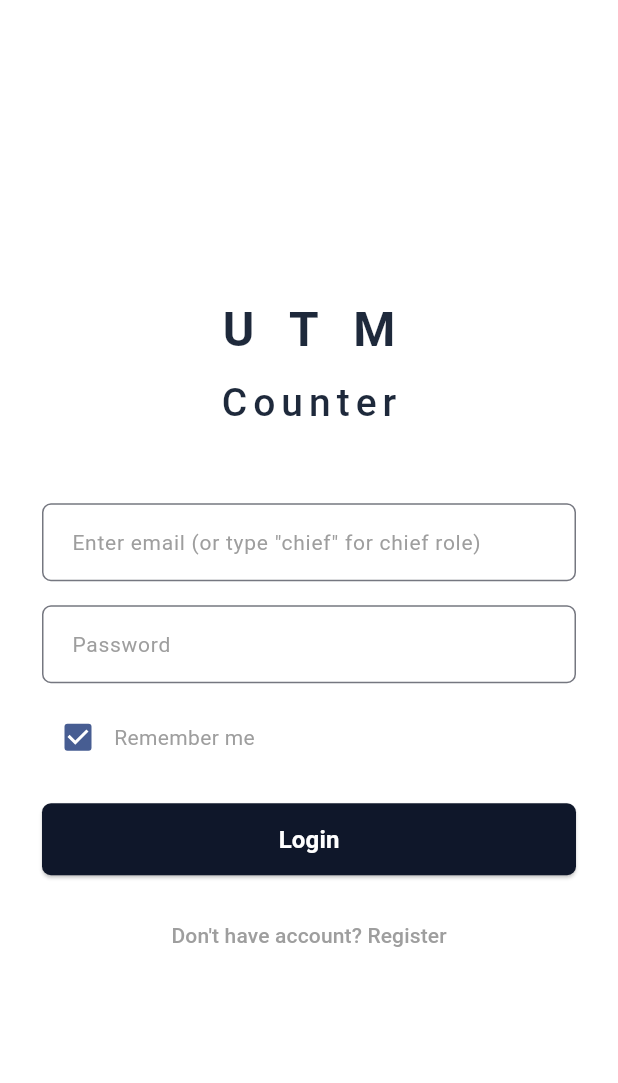
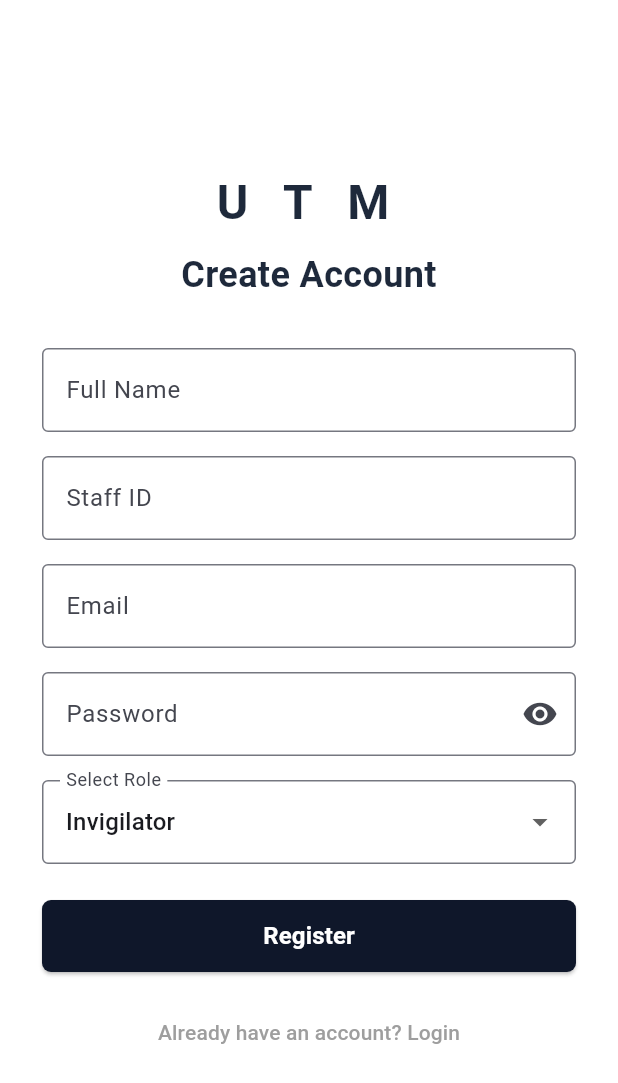
Before and after one commit to uchiha0bd/Project_Map, a Flutter app: the screen it shows after launch, after a tap on "Don't have account? Register", on a phone screen of 412 x 824 dp. Shown: the top 1083 px of the screen. Run offline on Flutter 3.47's test engine with Material 3 defaults, Android fonts, the phone set to English and light mode, and no system bars; our stand-ins replace cloud_firestore, firebase_auth, firebase_core; accounts and stored records are empty.

Commit message:
Implement staff registration feature

```diff
--- a/frontend/lib/views/login_view.dart
+++ b/frontend/lib/views/login_view.dart
@@ -2,6 +2,7 @@ import 'package:flutter/material.dart';
 import 'package:provider/provider.dart';
 import '../viewmodels/auth_viewmodel.dart';
 import 'role_router.dart';
+import 'registration_view.dart';
 
 class LoginView extends StatefulWidget {
   const LoginView({super.key});
@@ -148,8 +149,18 @@ class _LoginViewState extends State<LoginView> {
                 const SizedBox(height: 16),
 
                 TextButton(
-                  onPressed: () {},
-                  child: const Text("Don't have account? Register", style: TextStyle(color: Colors.grey)),
+                  onPressed: () {
+                    Navigator.push(
+                      context,
+                        MaterialPageRoute(
+                          builder: (_) => const RegistrationView(),
+                      ),
+                    );
+                  },
+                  child: const Text(
+                    "Don't have account? Register",
+                    style: TextStyle(color: Colors.grey),
+                  ),
                 ),
               ],
             ),
--- /dev/null
+++ b/frontend/lib/views/registration_view.dart
@@ -0,0 +1,283 @@
+
+import 'package:flutter/material.dart';
+import 'package:provider/provider.dart';
+import '../viewmodels/auth_viewmodel.dart';
+import 'role_router.dart';
+
+class RegistrationView extends StatefulWidget {
+  const RegistrationView({super.key});
+
+  @override
+  State<RegistrationView> createState() => _RegistrationViewState();
+}
+
+class _RegistrationViewState extends State<RegistrationView> {
+  final _formKey = GlobalKey<FormState>();
+
+  final _fullNameController = TextEditingController();
+  final _staffIdController = TextEditingController();
+  final _emailController = TextEditingController();
+  final _passwordController = TextEditingController();
+
+  String _selectedRole = 'invigilator';
+  bool _obscurePassword = true;
+
+  @override
+  void dispose() {
+    _fullNameController.dispose();
+    _staffIdController.dispose();
+    _emailController.dispose();
+    _passwordController.dispose();
+    super.dispose();
+  }
+
+  Future<void> _handleRegistration() async {
+    // Validate all input fields.
+    if (!_formKey.currentState!.validate()) {
+      return;
+    }
+
+    final authVM = Provider.of<AuthViewModel>(
+      context,
+      listen: false,
+    );
+
+    final success = await authVM.register(
+      fullName: _fullNameController.text.trim(),
+      staffId: _staffIdController.text.trim(),
+      email: _emailController.text.trim(),
+      password: _passwordController.text,
+      role: _selectedRole,
+    );
+
+    if (!mounted) return;
+
+    if (success) {
+      Navigator.pushAndRemoveUntil(
+        context,
+        MaterialPageRoute(
+          builder: (_) => const RoleRouter(),
+        ),
+        (route) => false,
+      );
+    } else if (authVM.errorMessage != null) {
+      ScaffoldMessenger.of(context).showSnackBar(
+        SnackBar(
+          content: Text(authVM.errorMessage!),
+        ),
+      );
+    }
+  }
+
+  @override
+  Widget build(BuildContext context) {
+    return Scaffold(
+      backgroundColor: Colors.white,
+      body: SafeArea(
+        child: Center(
+          child: SingleChildScrollView(
+            padding: const EdgeInsets.symmetric(horizontal: 28.0),
+            child: Form(
+              key: _formKey,
+              child: Column(
+                crossAxisAlignment: CrossAxisAlignment.stretch,
+                children: [
+                  const SizedBox(height: 30),
+
+                  // App branding
+                  const Text(
+                    'U T M',
+                    textAlign: TextAlign.center,
+                    style: TextStyle(
+                      fontSize: 32,
+                      fontWeight: FontWeight.w700,
+                      letterSpacing: 8,
+                      color: Color(0xFF1E293B),
+                    ),
+                  ),
+
+                  const SizedBox(height: 8),
+
+                  const Text(
+                    'Create Account',
+                    textAlign: TextAlign.center,
+                    style: TextStyle(
+                      fontSize: 24,
+                      fontWeight: FontWeight.w600,
+                      color: Color(0xFF1E293B),
+                    ),
+                  ),
+
+                  const SizedBox(height: 32),
+
+                  // Full Name
+                  TextFormField(
+                    controller: _fullNameController,
+                    decoration: const InputDecoration(
+                      labelText: 'Full Name',
+                      border: OutlineInputBorder(),
+                    ),
+                    validator: (value) =>
+                        value == null || value.trim().isEmpty
+                            ? 'Please enter your full name'
+                            : null,
+                  ),
+
+                  const SizedBox(height: 16),
+
+                  // Staff ID
+                  TextFormField(
+                    controller: _staffIdController,
+                    decoration: const InputDecoration(
+                      labelText: 'Staff ID',
+                      border: OutlineInputBorder(),
+                    ),
+                    validator: (value) =>
+                        value == null || value.trim().isEmpty
+                            ? 'Please enter your staff ID'
+                            : null,
+                  ),
+
+                  const SizedBox(height: 16),
+
+                  // Email
+                  TextFormField(
+                    controller: _emailController,
+                    keyboardType: TextInputType.emailAddress,
+                    decoration: const InputDecoration(
+                      labelText: 'Email',
+                      border: OutlineInputBorder(),
+                    ),
+                    validator: (value) {
+                      if (value == null || value.trim().isEmpty) {
+                        return 'Please enter your email';
+                      }
+
+                      if (!RegExp(r'^[^@]+@[^@]+\.[^@]+$')
+                          .hasMatch(value.trim())) {
+                        return 'Please enter a valid email';
+                      }
+
+                      return null;
+                    },
+                  ),
+
+                  const SizedBox(height: 16),
+
+                  // Password
+                  TextFormField(
+                    controller: _passwordController,
+                    obscureText: _obscurePassword,
+                    decoration: InputDecoration(
+                      labelText: 'Password',
+                      border: const OutlineInputBorder(),
+                      suffixIcon: IconButton(
+                        icon: Icon(
+                          _obscurePassword
+                              ? Icons.visibility
+                              : Icons.visibility_off,
+                        ),
+                        onPressed: () {
+                          setState(() {
+                            _obscurePassword = !_obscurePassword;
+                          });
+                        },
+                      ),
+                    ),
+                    validator: (value) {
+                      if (value == null || value.isEmpty) {
+                        return 'Please enter a password';
+                      }
+
+                      if (value.length < 6) {
+                        return 'Password must be at least 6 characters';
+                      }
+
+                      return null;
+                    },
+                  ),
+
+                  const SizedBox(height: 16),
+
+                  // Role selection
+                  DropdownButtonFormField<String>(
+                    initialValue: _selectedRole,
+                    decoration: const InputDecoration(
+                      labelText: 'Select Role',
+                      border: OutlineInputBorder(),
+                    ),
+                    items: const [
+                      DropdownMenuItem(
+                        value: 'invigilator',
+                        child: Text('Invigilator'),
+                      ),
+                      DropdownMenuItem(
+                        value: 'chief',
+                        child: Text('Chief'),
+                      ),
+                    ],
+                    onChanged: (value) {
+                      if (value != null) {
+                        setState(() {
+                          _selectedRole = value;
+                        });
+                      }
+                    },
+                  ),
+
+                  const SizedBox(height: 24),
+
+                  // Register button
+                  Consumer<AuthViewModel>(
+                    builder: (context, authVM, child) {
+                      return SizedBox(
+                        width: double.infinity,
+                        height: 48,
+                        child: ElevatedButton(
+                          onPressed: authVM.isLoading
+                              ? null
+                              : _handleRegistration,
+                          style: ElevatedButton.styleFrom(
+                            backgroundColor: const Color(0xFF0F172A),
+                            foregroundColor: Colors.white,
+                            shape: RoundedRectangleBorder(
+                              borderRadius: BorderRadius.circular(6),
+                            ),
+                          ),
+                          child: authVM.isLoading
+                              ? const CircularProgressIndicator(
+                                  color: Colors.white,
+                                )
+                              : const Text(
+                                  'Register',
+                                  style: TextStyle(
+                                    fontSize: 16,
+                                    fontWeight: FontWeight.w600,
+                                  ),
+                                ),
+                        ),
+                      );
+                    },
+                  ),
+
+                  const SizedBox(height: 16),
+
+                  // Return to login
+                  TextButton(
+                    onPressed: () => Navigator.pop(context),
+                    child: const Text(
+                      'Already have an account? Login',
+                      style: TextStyle(color: Colors.grey),
+                    ),
+                  ),
+
+                  const SizedBox(height: 30),
+                ],
+              ),
+            ),
+          ),
+        ),
+      ),
+    );
+  }
+}
```
Also changed, not shown: frontend/lib/services/auth_service.dart (+53 -0 lines), frontend/lib/viewmodels/auth_viewmodel.dart (+32 -0 lines), frontend/pubspec.lock, 4 other files.
